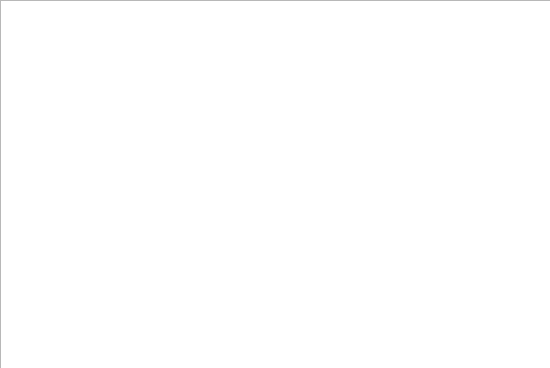
Before: the Qt Designer form showallstudent.ui in breadog/Course_selection_system, drawn with Qt 5.
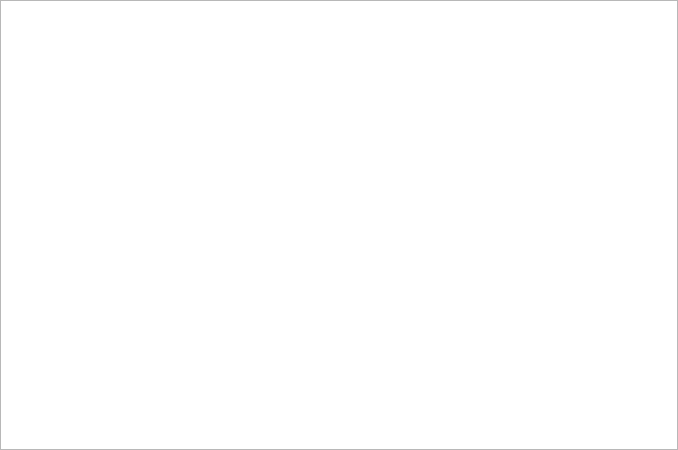
After: the same form once the commit is applied.

```diff
--- a/showallstudent.ui
+++ b/showallstudent.ui
@@ -6,23 +6,33 @@
    <rect>
     <x>0</x>
     <y>0</y>
-    <width>550</width>
-    <height>368</height>
+    <width>678</width>
+    <height>450</height>
    </rect>
   </property>
   <property name="windowTitle">
    <string>Form</string>
   </property>
-  <widget class="QTableView" name="tableView">
-   <property name="geometry">
-    <rect>
-     <x>0</x>
-     <y>0</y>
-     <width>551</width>
-     <height>371</height>
-    </rect>
+  <layout class="QGridLayout" name="gridLayout">
+   <property name="leftMargin">
+    <number>0</number>
    </property>
-  </widget>
+   <property name="topMargin">
+    <number>0</number>
+   </property>
+   <property name="rightMargin">
+    <number>0</number>
+   </property>
+   <property name="bottomMargin">
+    <number>0</number>
+   </property>
+   <property name="spacing">
+    <number>0</number>
+   </property>
+   <item row="0" column="0">
+    <widget class="QTableView" name="tableView"/>
+   </item>
+  </layout>
  </widget>
  <resources/>
  <connections/>
```
